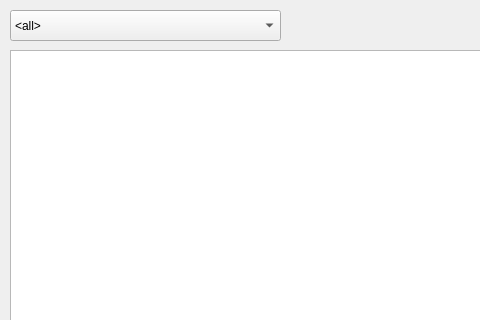
Above: main-window.ui from oml1111/top-notes before the change; both pictures show x 0 to 480 and y 0 to 320 of the 1020 by 618 pixel window. Below: the same form after it.
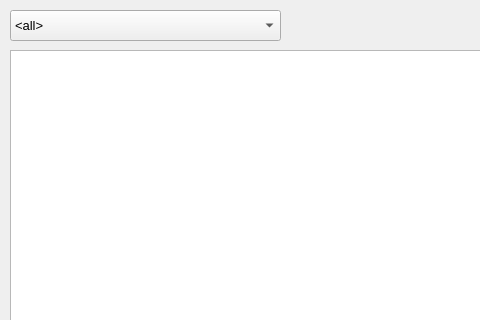
That is the form after the change.

Commit message: Increased category selection font size

What changed in the file:
```diff
--- a/main-window.ui
+++ b/main-window.ui
@@ -130,6 +130,11 @@
       <height>31</height>
      </rect>
     </property>
+    <property name="font">
+     <font>
+      <pointsize>10</pointsize>
+     </font>
+    </property>
     <item>
      <property name="text">
       <string>&lt;all&gt;</string>
```
